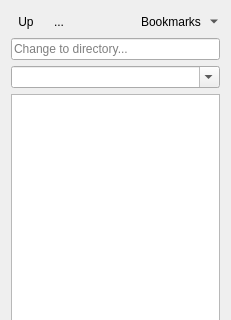
Above: ui/filebrowser.ui from sjuvonen/coquillo before the change; both pictures show x 0 to 231 and y 0 to 320 of the 231 by 528 pixel window. Below: the same form after it.
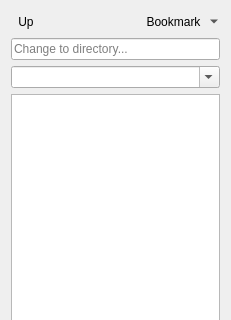
That is the form after the change. Icons and pictures are not drawn.

What changed in the file:
```diff
--- a/ui/filebrowser.ui
+++ b/ui/filebrowser.ui
@@ -31,27 +31,6 @@
        </property>
       </widget>
      </item>
-     <item>
-      <widget class="QToolButton" name="toggleBookmark">
-       <property name="toolTip">
-        <string>Bookmark currently selected folder</string>
-       </property>
-       <property name="text">
-        <string>...</string>
-       </property>
-       <property name="icon">
-        <iconset theme="bookmark-new">
-         <normaloff/>
-        </iconset>
-       </property>
-       <property name="checkable">
-        <bool>true</bool>
-       </property>
-       <property name="autoRaise">
-        <bool>true</bool>
-       </property>
-      </widget>
-     </item>
      <item>
       <spacer name="horizontalSpacer">
        <property name="orientation">
@@ -68,11 +47,20 @@
      <item>
       <widget class="QToolButton" name="bookmarks">
        <property name="text">
-        <string>Bookmarks</string>
+        <string>Bookmark</string>
+       </property>
+       <property name="icon">
+        <iconset theme="bookmark-new"/>
+       </property>
+       <property name="checkable">
+        <bool>true</bool>
        </property>
        <property name="popupMode">
         <enum>QToolButton::MenuButtonPopup</enum>
        </property>
+       <property name="toolButtonStyle">
+        <enum>Qt::ToolButtonTextBesideIcon</enum>
+       </property>
        <property name="autoRaise">
         <bool>true</bool>
        </property>
```
Left out of the diff: 39 changed lines with no effect on the pictures.
